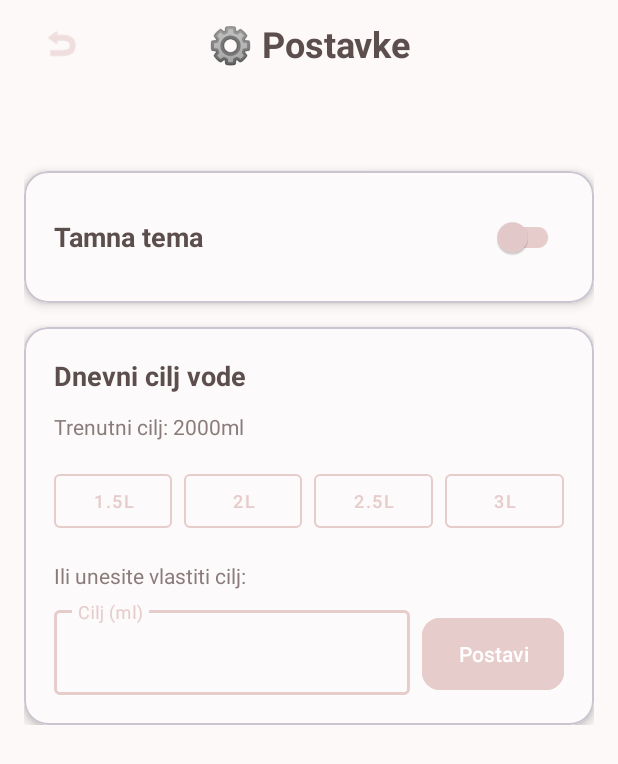
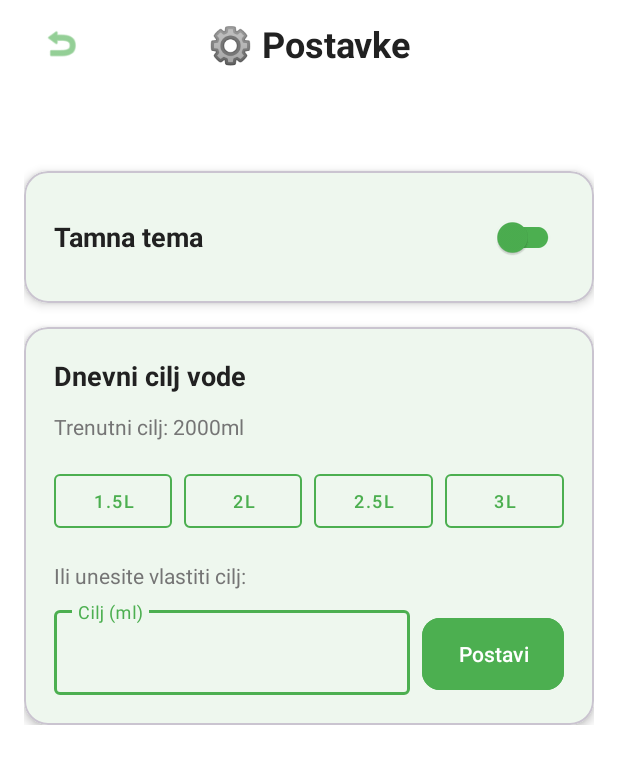
Before and after one commit to secretcherry/Hydration-Garden, an Android app built with Jetpack Compose: the SettingsActivity screen opened directly, with no data from a screen before it, on a phone screen of 412 x 824 dp. Shown: the top 764 px of the screen. Run offline under Robolectric (Android 15) with nearby library versions, the phone set to English and light mode, and no system bars; our stand-ins replace Firebase (no records; nobody signed in at launch, a user with empty details on screens opened directly).

Commit message:
Promjena boje

```diff
--- a/app/src/main/res/layout/activity_garden.xml
+++ b/app/src/main/res/layout/activity_garden.xml
@@ -55,7 +55,7 @@
         android:layout_gravity="bottom"
         android:background="@color/surface"
         app:menu="@menu/bottom_navigation"
-        app:itemIconTint="@color/primary"
-        app:itemTextColor="@color/primary" />
+        app:itemIconTint="@color/sage_green"
+        app:itemTextColor="@color/sage_green" />
 
 </androidx.coordinatorlayout.widget.CoordinatorLayout>
--- a/app/src/main/res/layout/activity_settings.xml
+++ b/app/src/main/res/layout/activity_settings.xml
@@ -31,7 +31,7 @@
                     android:layout_height="50dp"
                     android:background="?attr/selectableItemBackgroundBorderless"
                     android:src="@android:drawable/ic_menu_revert"
-                    app:tint="@color/primary"
+                    app:tint="@color/sage_green"
                     android:padding="12dp"
                     android:scaleType="fitCenter"
                     android:contentDescription="Natrag"
@@ -84,8 +84,8 @@
                     android:id="@+id/switchDarkTheme"
                     android:layout_width="wrap_content"
                     android:layout_height="wrap_content"
-                    app:thumbTint="@color/primary"
-                    app:trackTint="@color/primary" />
+                    app:thumbTint="@color/sage_green"
+                    app:trackTint="@color/sage_green" />
 
             </LinearLayout>
 
@@ -139,7 +139,8 @@
                         android:layout_marginEnd="4dp"
                         android:text="1.5L"
                         android:textSize="12sp"
-                        app:strokeColor="@color/primary" />
+                        app:strokeColor="@color/sage_green"
+                        android:textColor="@color/sage_green" />
 
                     <com.google.android.material.button.MaterialButton
                         android:id="@+id/btn2000ml"
@@ -150,7 +151,8 @@
                         android:layout_marginHorizontal="4dp"
                         android:text="2L"
                         android:textSize="12sp"
-                        app:strokeColor="@color/primary" />
+                        app:strokeColor="@color/sage_green"
+                        android:textColor="@color/sage_green" />
 
                     <com.google.android.material.button.MaterialButton
                         android:id="@+id/btn2500ml"
@@ -161,7 +163,8 @@
                         android:layout_marginHorizontal="4dp"
                         android:text="2.5L"
                         android:textSize="12sp"
-                        app:strokeColor="@color/primary" />
+                        app:strokeColor="@color/sage_green"
+                        android:textColor="@color/sage_green" />
 
                     <com.google.android.material.button.MaterialButton
                         android:id="@+id/btn3000ml"
@@ -172,7 +175,8 @@
                         android:layout_marginStart="4dp"
                         android:text="3L"
                         android:textSize="12sp"
-                        app:strokeColor="@color/primary" />
+                        app:strokeColor="@color/sage_green"
+                        android:textColor="@color/sage_green" />
 
                 </LinearLayout>
 
@@ -195,8 +199,8 @@
                         android:layout_height="wrap_content"
                         android:layout_weight="1"
                         android:hint="Cilj (ml)"
-                        app:boxStrokeColor="@color/primary"
-                        app:hintTextColor="@color/primary">
+                        app:boxStrokeColor="@color/sage_green"
+                        app:hintTextColor="@color/sage_green">
 
                         <com.google.android.material.textfield.TextInputEditText
                             android:id="@+id/etCustomGoal"
@@ -212,9 +216,9 @@
                         android:layout_width="wrap_content"
                         android:layout_height="56dp"
                         android:layout_marginStart="8dp"
-                        android:backgroundTint="@color/primary"
+                        android:backgroundTint="@color/sage_green"
                         android:text="Postavi"
-                        android:textColor="@android:color/white"
+                        android:textColor="@color/button_text_primary"
                         app:cornerRadius="12dp" />
 
                 </LinearLayout>
--- a/app/src/main/res/values-night/colors.xml
+++ b/app/src/main/res/values-night/colors.xml
@@ -1,41 +1,46 @@
 <?xml version="1.0" encoding="utf-8"?>
 <resources>
-    <!-- Primary colors for dark theme - Deeper pastels -->
-    <color name="primary">#C4A5A5</color>
-    <color name="primary_dark">#A88888</color>
-    <color name="primary_light">#D4B8B8</color>
-    <color name="accent">#8FA076</color>
+    <!-- Primary colors for dark theme - Green like light mode -->
+    <color name="primary">#4CAF50</color>
+    <color name="primary_dark">#388E3C</color>
+    <color name="primary_light">#81C784</color>
+    <color name="accent">#66BB6A</color>
 
-    <!-- Background colors for dark theme -->
-    <color name="background_primary">#2C2626</color>
-    <color name="surface">#3A3232</color>
+    <!-- Background colors for dark theme - Clean dark grays -->
+    <color name="background_primary">#121212</color>
+    <color name="surface">#1E1E1E</color>
 
     <!-- Text colors for dark theme -->
-    <color name="text_primary">#F2E5E5</color>
-    <color name="text_secondary">#D4C4C4</color>
-    <color name="text_on_primary">#2C2626</color>
+    <color name="text_primary">#FFFFFF</color>
+    <color name="text_secondary">#B3B3B3</color>
+    <color name="text_on_primary">#FFFFFF</color>
 
     <!-- Status colors for dark theme -->
-    <color name="error">#D4A5A5</color>
-    <color name="success">#8FA076</color>
-    <color name="warning">#E6C794</color>
+    <color name="error">#EF5350</color>
+    <color name="success">#66BB6A</color>
+    <color name="warning">#FFB74D</color>
 
     <!-- Plant colors for dark theme -->
-    <color name="plant_happy">#A5B68D</color>
-    <color name="plant_sad">#D4A5A5</color>
-    <color name="plant_neutral">#B8A8A8</color>
+    <color name="plant_happy">#66BB6A</color>
+    <color name="plant_sad">#EF5350</color>
+    <color name="plant_neutral">#9E9E9E</color>
 
     <!-- Button colors for dark theme -->
-    <color name="button_text_primary">#2C2626</color>
-    <color name="button_text_secondary">#C4A5A5</color>
+    <color name="button_text_primary">#FFFFFF</color>
+    <color name="button_text_secondary">#4CAF50</color>
 
-    <!-- Additional pastel colors for dark mode -->
-    <color name="pastel_cream">#4A453F</color>
-    <color name="sage_green">#8FA076</color>
-    <color name="light_sage">#A5B68D</color>
-    <color name="soft_pink">#C4A5A5</color>
+    <!-- Water and garden colors for dark theme -->
+    <color name="water_progress">#4CAF50</color>
+    <color name="water_progress_background">#2E2E2E</color>
 
-    <!-- Water progress colors -->
-    <color name="water_progress">#8FA076</color>
-    <color name="water_progress_background">#4A3E3E</color>
+    <!-- Accent colors for dark theme -->
+    <color name="pink_accent">#4CAF50</color>
+    <color name="light_pink">#2E2E2E</color>
+    <color name="green_accent">#66BB6A</color>
+    <color name="light_green">#1B2D1B</color>
+
+    <!-- Legacy color names for compatibility -->
+    <color name="sage_green">#4CAF50</color>
+    <color name="soft_pink">#4CAF50</color>
+    <color name="pastel_cream">#2E2E2E</color>
 </resources>
--- a/app/src/main/res/values-night/themes.xml
+++ b/app/src/main/res/values-night/themes.xml
@@ -1,13 +1,13 @@
 <?xml version="1.0" encoding="utf-8"?>
 <resources xmlns:tools="http://schemas.android.com/tools">
 
-    <!-- Dark theme -->
+    <!-- Dark theme with green primary (same as light mode) -->
     <style name="Base.Theme.HydrationGarden" parent="Theme.Material3.DayNight">
         <item name="colorPrimary">@color/primary</item>
         <item name="colorPrimaryVariant">@color/primary_dark</item>
         <item name="colorOnPrimary">@color/text_on_primary</item>
         <item name="colorSecondary">@color/accent</item>
-        <item name="colorSecondaryVariant">@color/sage_green</item>
+        <item name="colorSecondaryVariant">@color/green_accent</item>
         <item name="colorOnSecondary">@color/text_on_primary</item>
         <item name="android:statusBarColor">@color/primary_dark</item>
         <item name="android:windowBackground">@color/background_primary</item>
--- a/app/src/main/res/values/colors.xml
+++ b/app/src/main/res/values/colors.xml
@@ -1,41 +1,46 @@
 <?xml version="1.0" encoding="utf-8"?>
 <resources>
-    <!-- Primary colors - Pastel Pink Theme -->
-    <color name="primary">#E7CCCC</color>
-    <color name="primary_dark">#D4A5A5</color>
-    <color name="primary_light">#F2E5E5</color>
-    <color name="accent">#A5B68D</color>
+    <!-- Primary colors - Fresh Green Theme -->
+    <color name="primary">#4CAF50</color>
+    <color name="primary_dark">#388E3C</color>
+    <color name="primary_light">#81C784</color>
+    <color name="accent">#E91E63</color>
 
-    <!-- Background colors -->
-    <color name="background_primary">#FDF9F9</color>
+    <!-- Background colors - Clean and bright -->
+    <color name="background_primary">#FFFFFF</color>
     <color name="surface">#FFFFFF</color>
 
-    <!-- Text colors -->
-    <color name="text_primary">#5D4E4E</color>
-    <color name="text_secondary">#8B7B7B</color>
-    <color name="text_on_primary">#5D4E4E</color>
+    <!-- Text colors - Strong contrast -->
+    <color name="text_primary">#212121</color>
+    <color name="text_secondary">#757575</color>
+    <color name="text_on_primary">#FFFFFF</color>
 
     <!-- Status colors -->
-    <color name="error">#E8A5A5</color>
-    <color name="success">#A5B68D</color>
-    <color name="warning">#F4D4A7</color>
+    <color name="error">#F44336</color>
+    <color name="success">#4CAF50</color>
+    <color name="warning">#FF9800</color>
 
     <!-- Plant colors -->
-    <color name="plant_happy">#C1CFA1</color>
-    <color name="plant_sad">#E8A5A5</color>
-    <color name="plant_neutral">#D4C4C4</color>
+    <color name="plant_happy">#66BB6A</color>
+    <color name="plant_sad">#EF5350</color>
+    <color name="plant_neutral">#BDBDBD</color>
 
     <!-- Button colors -->
-    <color name="button_text_primary">#5D4E4E</color>
-    <color name="button_text_secondary">#E7CCCC</color>
+    <color name="button_text_primary">#FFFFFF</color>
+    <color name="button_text_secondary">#4CAF50</color>
 
-    <!-- Additional pastel colors -->
-    <color name="pastel_cream">#EDE8DC</color>
-    <color name="sage_green">#A5B68D</color>
-    <color name="light_sage">#C1CFA1</color>
-    <color name="soft_pink">#E7CCCC</color>
+    <!-- Water and garden colors -->
+    <color name="water_progress">#4CAF50</color>
+    <color name="water_progress_background">#E8F5E8</color>
 
-    <!-- Water progress colors -->
-    <color name="water_progress">#A5B68D</color>
-    <color name="water_progress_background">#F2E5E5</color>
+    <!-- Accent colors -->
+    <color name="pink_accent">#E91E63</color>
+    <color name="light_pink">#FCE4EC</color>
+    <color name="green_accent">#4CAF50</color>
+    <color name="light_green">#E8F5E8</color>
+
+    <!-- Legacy color names for compatibility -->
+    <color name="sage_green">#4CAF50</color>
+    <color name="soft_pink">#E91E63</color>
+    <color name="pastel_cream">#F5F5F5</color>
 </resources>
```
Also changed, not shown: app/src/main/res/layout/activity_dashboard.xml (+10 -10 lines), app/src/main/res/layout/activity_login.xml (+7 -7 lines), app/src/main/res/layout/activity_register.xml (+11 -11 lines), app/src/main/res/layout/activity_stats.xml (+7 -7 lines), app/src/main/res/layout/fragment_plant_dialog.xml (+3 -4 lines).
